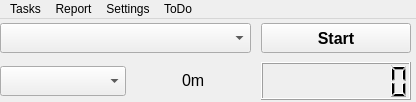
nathalier/timetracker, file mainform.ui: the form before one commit.
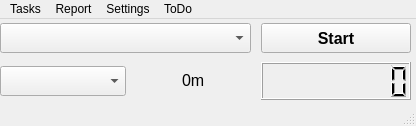
The form after the commit.

Patch:
```diff
--- a/mainform.ui
+++ b/mainform.ui
@@ -7,7 +7,7 @@
     <x>0</x>
     <y>0</y>
     <width>416</width>
-    <height>102</height>
+    <height>126</height>
    </rect>
   </property>
   <property name="windowTitle">
@@ -253,6 +253,7 @@
    <addaction name="menuSettings"/>
    <addaction name="menuToDo"/>
   </widget>
+  <widget class="QStatusBar" name="statusBar"/>
   <action name="actionDay">
    <property name="text">
     <string>Day</string>
```
Left out of the diff: 37 changed lines with no effect on the pictures.
